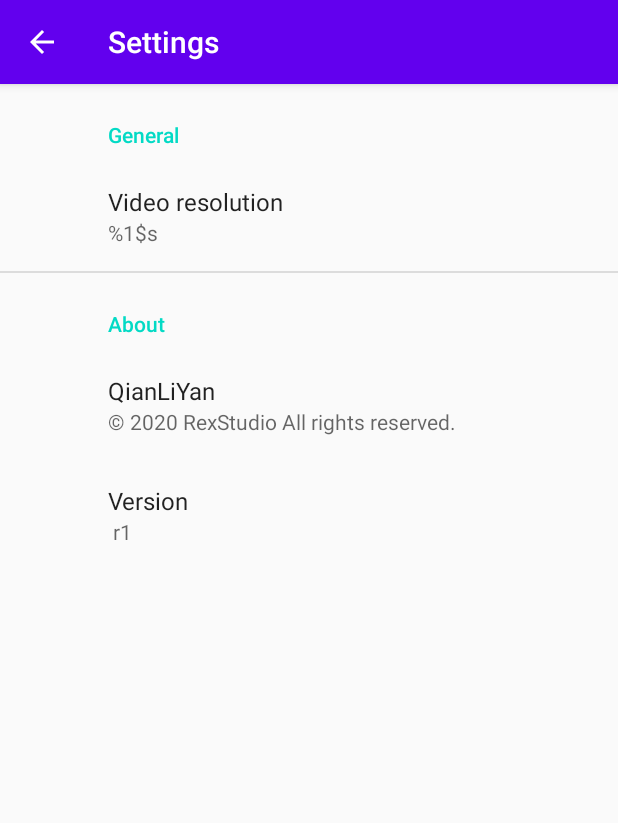
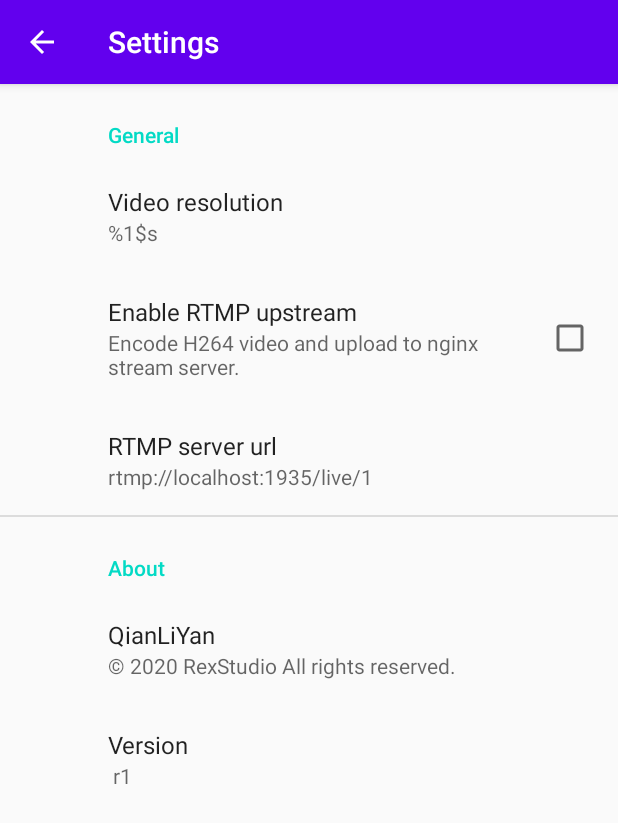
Before and after one commit to ninetymiles/qly-android, an Android app: the FragmentSetting screen opened directly, with no data from a screen before it, on a phone screen of 412 x 824 dp. Shown: the top 823 px of the screen. Run offline under Robolectric (Android 15) with nearby library versions, the phone set to English and light mode, and no system bars; our stand-ins replace androidx.preference; libraries missing offline, so code that uses them is left out: org.slf4j; 1 statement that could not run was skipped.

Commit message:
Provide preference setting to set rtmp server address

```diff
--- a/app/build.gradle
+++ b/app/build.gradle
@@ -15,6 +15,8 @@ android {
 
         versionName project.version
         versionCode Integer.parseInt(([ 'git','rev-list','--count','HEAD'].execute().text).trim())
+
+        buildConfigField 'String',  'DEFAULT_RTMP_SERVER_ADDRESS', '"rtmp://localhost:1935/live/1"'
 
         testInstrumentationRunner "androidx.test.runner.AndroidJUnitRunner"
 
--- a/app/src/main/java/com/rex/qly/preference/FragmentSetting.java
+++ b/app/src/main/java/com/rex/qly/preference/FragmentSetting.java
@@ -7,6 +7,8 @@ import android.widget.Toast;
 
 import androidx.appcompat.app.ActionBar;
 import androidx.appcompat.app.AppCompatActivity;
+import androidx.preference.CheckBoxPreference;
+import androidx.preference.EditTextPreference;
 import androidx.preference.ListPreference;
 import androidx.preference.Preference;
 import androidx.preference.PreferenceFragmentCompat;
@@ -48,6 +50,9 @@ public class FragmentSetting extends PreferenceFragmentCompat {
         });
 
         final SharedPreferences prefs = PreferenceManager.getDefaultSharedPreferences(getActivity());
+
+        EditTextPreference textPrefs = (EditTextPreference) getPreferenceScreen().findPreference(getString(R.string.prefs_rtmp_server_key));
+        textPrefs.setSummary(prefs.getString(getString(R.string.prefs_rtmp_server_key), BuildConfig.DEFAULT_RTMP_SERVER_ADDRESS));
 
         // For version info item
         Preference prefsVersion = getPreferenceScreen().findPreference(getString(R.string.prefs_version_key));
--- a/app/src/main/java/com/rex/qly/record/SurfaceRecorder.java
+++ b/app/src/main/java/com/rex/qly/record/SurfaceRecorder.java
@@ -103,7 +103,7 @@ public class SurfaceRecorder {
         MediaFormat fmt = MediaFormat.createVideoFormat(MediaFormat.MIMETYPE_VIDEO_AVC, width, height);
         fmt.setInteger(MediaFormat.KEY_FRAME_RATE, frameRate);
         fmt.setInteger(MediaFormat.KEY_BIT_RATE, bitRate);
-        fmt.setInteger(MediaFormat.KEY_I_FRAME_INTERVAL, 60);
+        fmt.setInteger(MediaFormat.KEY_I_FRAME_INTERVAL, 2);
         fmt.setInteger(MediaFormat.KEY_COLOR_FORMAT, MediaCodecInfo.CodecCapabilities.COLOR_FormatSurface);
         if (Build.VERSION.SDK_INT >= Build.VERSION_CODES.M) {
             fmt.setInteger(MediaFormat.KEY_PROFILE, codecProfile);
--- a/app/src/main/res/values/strings.xml
+++ b/app/src/main/res/values/strings.xml
@@ -51,6 +51,14 @@
     <string name="prefs_video_resolution_title">"Video resolution"</string>
     <string name="prefs_video_resolution_summary" translatable="false">"%1$s"</string>
 
+    <string name="prefs_rtmp_key" translatable="false">KEY_RTMP_ENABLE</string>
+    <string name="prefs_rtmp_title">"Enable RTMP upstream"</string>
+    <string name="prefs_rtmp_summary">"Encode H264 video and upload to nginx stream server."</string>
+
+    <string name="prefs_rtmp_server_key" translatable="false">KEY_RTMP_SERVER</string>
+    <string name="prefs_rtmp_server_title">"RTMP server url"</string>
+    <string name="prefs_rtmp_server_summary" translatable="false">"%1$s"</string>
+
     <string name="prefs_unique_id_key" translatable="false">KEY_UNIQUE_ID</string>
 
     <!-- About -->
--- a/app/src/main/res/xml/preference_settings.xml
+++ b/app/src/main/res/xml/preference_settings.xml
@@ -12,6 +12,20 @@
             android:key="@string/prefs_video_resolution_key"
             android:summary="@string/prefs_video_resolution_summary"
             android:title="@string/prefs_video_resolution_title" />
+
+        <CheckBoxPreference
+            android:key="@string/prefs_rtmp_key"
+            android:summary="@string/prefs_rtmp_summary"
+            android:title="@string/prefs_rtmp_title" />
+
+        <EditTextPreference
+            android:defaultValue="rtmp://localhost:1935/live/1"
+            android:dependency="@string/prefs_rtmp_key"
+            android:key="@string/prefs_rtmp_server_key"
+            android:selectAllOnFocus="true"
+            android:singleLine="true"
+            android:summary="@string/prefs_rtmp_server_summary"
+            android:title="@string/prefs_rtmp_server_title" />
 
     </PreferenceCategory>
 
```
